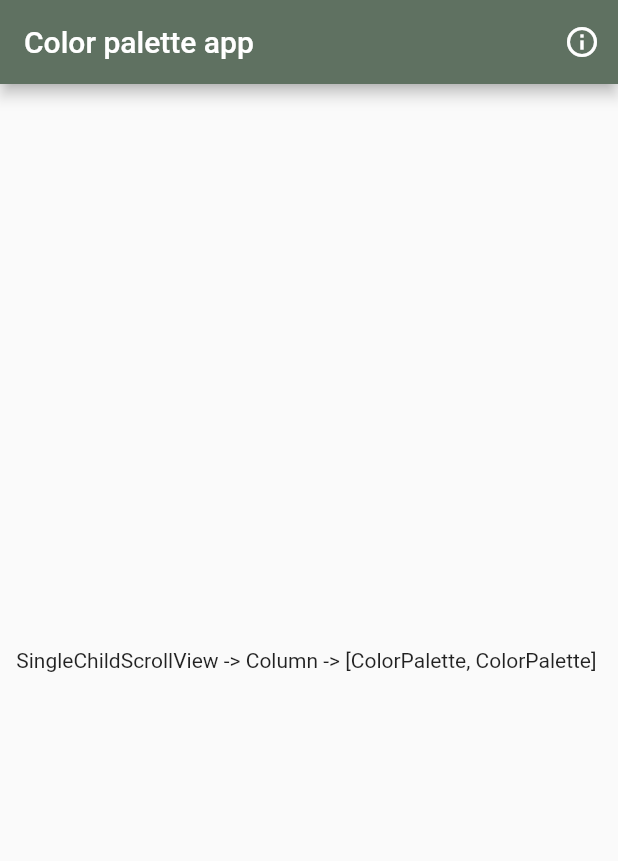
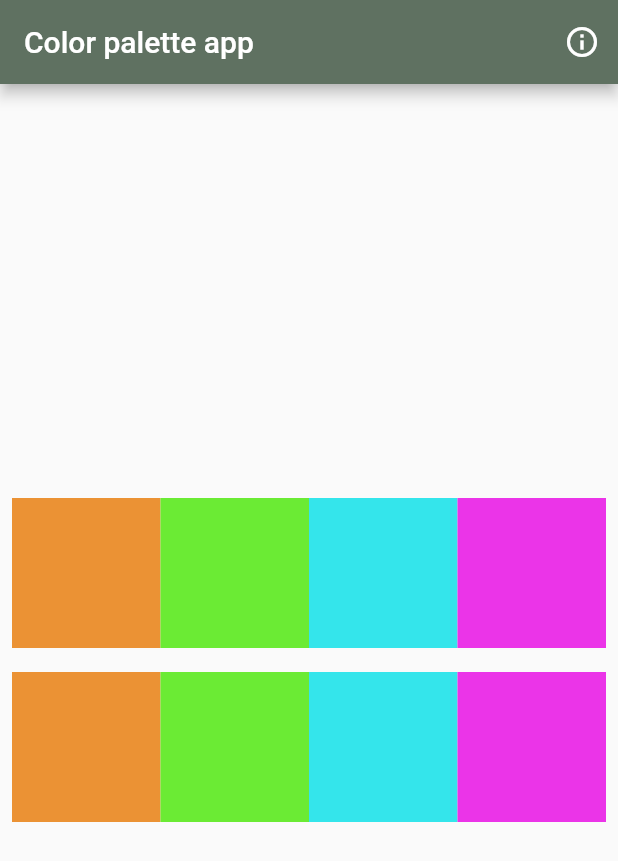
Before and after one commit to wildpirus/MyFirstFlutter, a Flutter app: the screen it shows after launch, on a phone screen of 412 x 824 dp. Shown: the top 861 px of the screen. Run offline on Flutter 3.47's test engine with Material 2 defaults, Android fonts, the phone set to English and light mode, and no system bars; our stand-ins replace get, loggy.

Commit message:
Task complete

```diff
--- a/lib/ui/pages/color_selection_page.dart
+++ b/lib/ui/pages/color_selection_page.dart
@@ -25,9 +25,13 @@ class ColorSelectionPage extends StatelessWidget {
           ],
         ),
         // https://colorhunt.co/
-        body: (const Center(
-          child: Text(
-              "SingleChildScrollView -> Column -> [ColorPalette, ColorPalette] "),
+        body: (Center(
+          child: SingleChildScrollView(
+            child: Column(children: [
+              ColorPalette(baseColor: ['#eb9234','#6beb34','#34e5eb','#eb34e8']),
+              ColorPalette(baseColor: ['#eb9234','#6beb34','#34e5eb','#eb34e8'])
+            ],)
+          )
         )));
   }
 
--- a/lib/ui/widgets/color_palette.dart
+++ b/lib/ui/widgets/color_palette.dart
@@ -1,15 +1,16 @@
 import 'package:flutter/material.dart';
+import 'package:get/get.dart';
 import '../../utils/color_utils.dart';
 
 class ColorPalette extends StatelessWidget {
   const ColorPalette({
     Key? key,
     // así se reciben en el constructor, por ejemplo
-    //required this.baseColor,
+    required this.baseColor,
   }) : super(key: key);
 
   // atributos de la clase, por ejemplo
-  //final String baseColor;
+  final List<String> baseColor;
 
   // también se puede tener como un atributo un callback, necesiario ya que es un
   // widget sin estado, por ejemplo
@@ -20,9 +21,66 @@ class ColorPalette extends StatelessWidget {
     // padding para crear espacio alrededor del widget
     return Padding(
       padding: const EdgeInsets.all(8.0),
-      // vamos a mostrar los elementos en un row
-      child: Text(
-          'Row -> [Expanded(flex: 4,GestureDetector(Container(height: 100, color: ColorUtils.FromHex(baseColor))) )]'),
+      child: Row(
+        children: [
+          Expanded(
+            flex: 4,
+            child: GestureDetector(
+              onTap: (){
+                Get.snackbar('Color palette', 'Valor copiado',
+                  backgroundColor: ColorUtils.FromHex(baseColor[0]),
+                  snackPosition: SnackPosition.BOTTOM);
+              },
+              child: Container(
+                height: 100,
+                color: ColorUtils.FromHex(baseColor[0]),
+              ),
+            ),
+          ),
+          Expanded(
+            flex: 4,
+            child: GestureDetector(
+              onTap: (){
+                Get.snackbar('Color palette', 'Valor copiado',
+                  backgroundColor: ColorUtils.FromHex(baseColor[1]),
+                  snackPosition: SnackPosition.BOTTOM);
+              },
+              child: Container(
+                height: 100,
+                color: ColorUtils.FromHex(baseColor[1]),
+              ),
+            ),
+          ),
+          Expanded(
+            flex: 4,
+            child: GestureDetector(
+              onTap: (){
+                Get.snackbar('Color palette', 'Valor copiado',
+                  backgroundColor: ColorUtils.FromHex(baseColor[2]),
+                  snackPosition: SnackPosition.BOTTOM);
+              },
+              child: Container(
+                height: 100,
+                color: ColorUtils.FromHex(baseColor[2]),
+              ),
+            ),
+          ),
+          Expanded(
+            flex: 4,
+            child: GestureDetector(
+              onTap: (){
+                Get.snackbar('Color palette', 'Valor copiado',
+                  backgroundColor: ColorUtils.FromHex(baseColor[3]),
+                  snackPosition: SnackPosition.BOTTOM);
+              },
+              child: Container(
+                height: 100,
+                color: ColorUtils.FromHex(baseColor[3]),
+              ),
+            ),
+          )
+        ],
+      ),
     );
   }
 }
```
